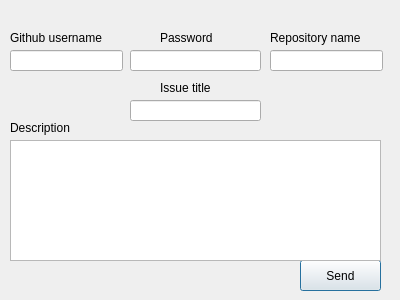
Old version of the form Client/issuecreator.ui in the repository ToshUxanoff/P2P-Chat.
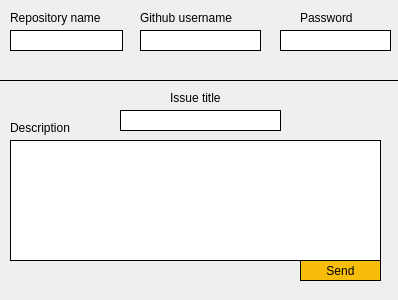
New version of the form.

```diff
--- a/Client/issuecreator.ui
+++ b/Client/issuecreator.ui
@@ -6,10 +6,22 @@
    <rect>
     <x>0</x>
     <y>0</y>
-    <width>400</width>
+    <width>398</width>
     <height>300</height>
    </rect>
   </property>
+  <property name="minimumSize">
+   <size>
+    <width>398</width>
+    <height>300</height>
+   </size>
+  </property>
+  <property name="maximumSize">
+   <size>
+    <width>398</width>
+    <height>300</height>
+   </size>
+  </property>
   <property name="windowTitle">
    <string>Dialog</string>
   </property>
@@ -19,9 +31,12 @@
      <x>300</x>
      <y>260</y>
      <width>81</width>
-     <height>31</height>
+     <height>21</height>
     </rect>
    </property>
+   <property name="styleSheet">
+    <string notr="true">background-color: rgb(248, 188, 10) ; border: 1px solid black;</string>
+   </property>
    <property name="text">
     <string>Send</string>
    </property>
@@ -29,12 +44,15 @@
   <widget class="QLineEdit" name="PassEdit">
    <property name="geometry">
     <rect>
-     <x>130</x>
-     <y>50</y>
-     <width>131</width>
+     <x>280</x>
+     <y>30</y>
+     <width>111</width>
      <height>21</height>
     </rect>
    </property>
+   <property name="styleSheet">
+    <string notr="true"> border: 1px solid black;</string>
+   </property>
    <property name="text">
     <string/>
    </property>
@@ -45,12 +63,15 @@
   <widget class="QLineEdit" name="RepoNameEdit">
    <property name="geometry">
     <rect>
-     <x>270</x>
-     <y>50</y>
+     <x>10</x>
+     <y>30</y>
      <width>113</width>
      <height>21</height>
     </rect>
    </property>
+   <property name="styleSheet">
+    <string notr="true"> border: 1px solid black;</string>
+   </property>
    <property name="text">
     <string/>
    </property>
@@ -58,12 +79,15 @@
   <widget class="QLineEdit" name="TitleEdit">
    <property name="geometry">
     <rect>
-     <x>130</x>
-     <y>100</y>
-     <width>131</width>
+     <x>120</x>
+     <y>110</y>
+     <width>161</width>
      <height>21</height>
     </rect>
    </property>
+   <property name="styleSheet">
+    <string notr="true"> border: 1px solid black;</string>
+   </property>
    <property name="text">
     <string/>
    </property>
@@ -77,12 +101,15 @@
      <height>121</height>
     </rect>
    </property>
+   <property name="styleSheet">
+    <string notr="true"> border: 1px solid black;</string>
+   </property>
   </widget>
   <widget class="QLabel" name="label">
    <property name="geometry">
     <rect>
-     <x>270</x>
-     <y>30</y>
+     <x>10</x>
+     <y>10</y>
      <width>111</width>
      <height>16</height>
     </rect>
@@ -94,8 +121,8 @@
   <widget class="QLabel" name="label_2">
    <property name="geometry">
     <rect>
-     <x>160</x>
-     <y>30</y>
+     <x>300</x>
+     <y>10</y>
      <width>71</width>
      <height>16</height>
     </rect>
@@ -107,8 +134,8 @@
   <widget class="QLabel" name="label_3">
    <property name="geometry">
     <rect>
-     <x>10</x>
-     <y>30</y>
+     <x>140</x>
+     <y>10</y>
      <width>111</width>
      <height>16</height>
     </rect>
@@ -120,18 +147,21 @@
   <widget class="QLineEdit" name="UsernameEdit">
    <property name="geometry">
     <rect>
-     <x>10</x>
-     <y>50</y>
-     <width>113</width>
+     <x>140</x>
+     <y>30</y>
+     <width>121</width>
      <height>21</height>
     </rect>
    </property>
+   <property name="styleSheet">
+    <string notr="true"> border: 1px solid black;</string>
+   </property>
   </widget>
   <widget class="QLabel" name="label_4">
    <property name="geometry">
     <rect>
-     <x>160</x>
-     <y>80</y>
+     <x>170</x>
+     <y>90</y>
      <width>61</width>
      <height>16</height>
     </rect>
@@ -166,6 +196,25 @@
     <string/>
    </property>
   </widget>
+  <widget class="QFrame" name="frame">
+   <property name="geometry">
+    <rect>
+     <x>-10</x>
+     <y>80</y>
+     <width>411</width>
+     <height>231</height>
+    </rect>
+   </property>
+   <property name="styleSheet">
+    <string notr="true"> border: 1px solid black;</string>
+   </property>
+   <property name="frameShape">
+    <enum>QFrame::StyledPanel</enum>
+   </property>
+   <property name="frameShadow">
+    <enum>QFrame::Raised</enum>
+   </property>
+  </widget>
  </widget>
  <resources/>
  <connections/>
```
